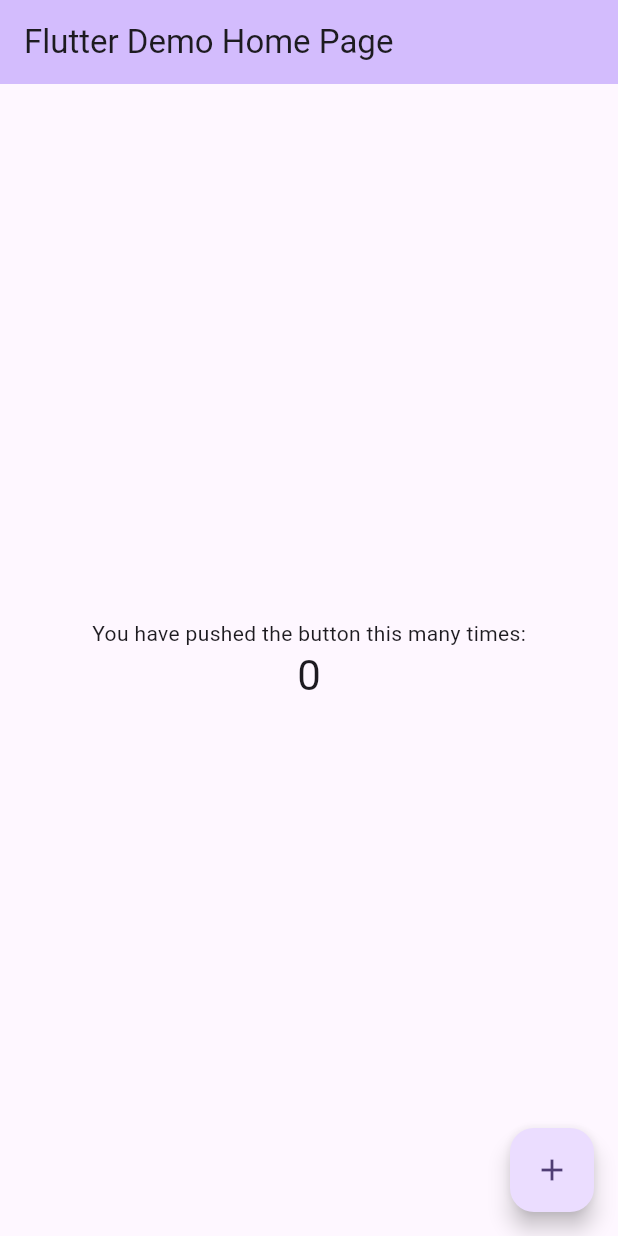
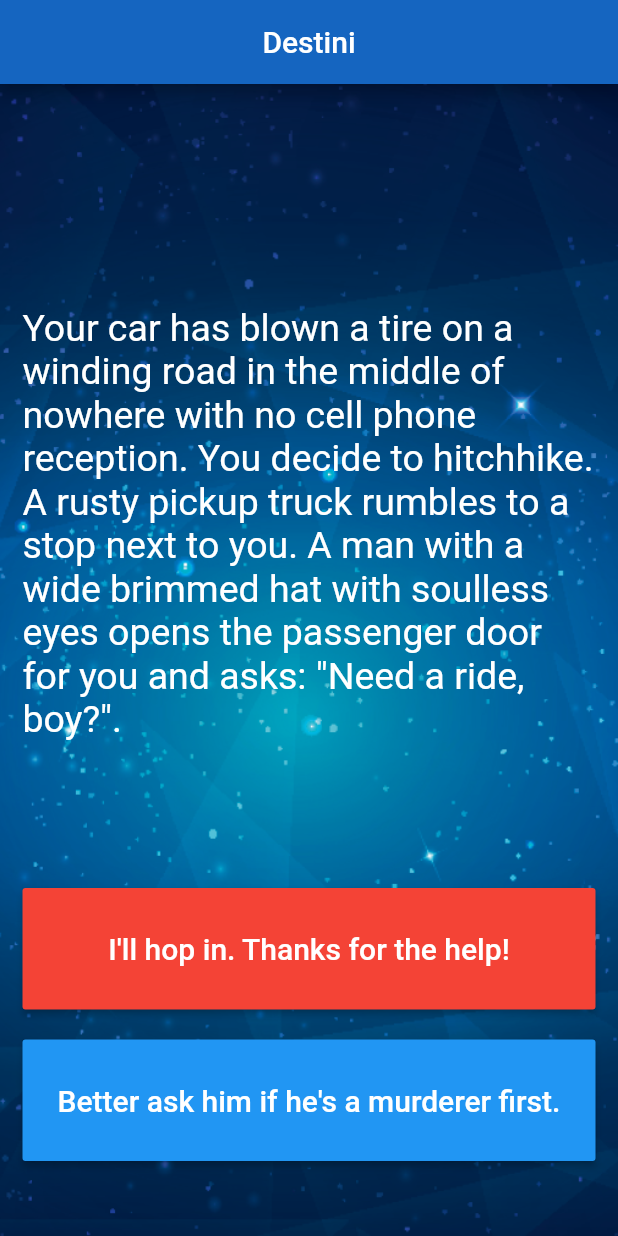
Before and after one commit to manvendrasingh09/Codes, a Flutter app: the screen it shows after launch, on a phone screen of 412 x 824 dp. Run offline on Flutter 3.47's test engine with Material 2 defaults, Android fonts, the phone set to English and light mode, and no system bars; our stand-ins replace audioplayers, rflutter_alert.

Commit message:
using Android Stdio

```diff
--- a/AppDev/destini/lib/main.dart
+++ b/AppDev/destini/lib/main.dart
@@ -1,125 +1,107 @@
 import 'package:flutter/material.dart';
+import 'story_brain.dart';
 
-void main() {
-  runApp(const MyApp());
-}
+void main() => runApp(const Destini());
 
-class MyApp extends StatelessWidget {
-  const MyApp({super.key});
+class Destini extends StatelessWidget {
+  const Destini({super.key});
 
-  // This widget is the root of your application.
   @override
   Widget build(BuildContext context) {
     return MaterialApp(
-      title: 'Flutter Demo',
-      theme: ThemeData(
-        // This is the theme of your application.
-        //
-        // TRY THIS: Try running your application with "flutter run". You'll see
-        // the application has a blue toolbar. Then, without quitting the app,
-        // try changing the seedColor in the colorScheme below to Colors.green
-        // and then invoke "hot reload" (save your changes or press the "hot
-        // reload" button in a Flutter-supported IDE, or press "r" if you used
-        // the command line to start the app).
-        //
-        // Notice that the counter didn't reset back to zero; the application
-        // state is not lost during the reload. To reset the state, use hot
-        // restart instead.
-        //
-        // This works for code too, not just values: Most code changes can be
-        // tested with just a hot reload.
-        colorScheme: ColorScheme.fromSeed(seedColor: Colors.deepPurple),
-        useMaterial3: true,
-      ),
-      home: const MyHomePage(title: 'Flutter Demo Home Page'),
+      theme: ThemeData.dark(),
+      home: const StoryPage(),
     );
   }
 }
 
-class MyHomePage extends StatefulWidget {
-  const MyHomePage({super.key, required this.title});
+StoryBrain storyBrain = StoryBrain();
 
-  // This widget is the home page of your application. It is stateful, meaning
-  // that it has a State object (defined below) that contains fields that affect
-  // how it looks.
-
-  // This class is the configuration for the state. It holds the values (in this
-  // case the title) provided by the parent (in this case the App widget) and
-  // used by the build method of the State. Fields in a Widget subclass are
-  // always marked "final".
-
-  final String title;
+class StoryPage extends StatefulWidget {
+  const StoryPage({super.key});
 
   @override
-  State<MyHomePage> createState() => _MyHomePageState();
+  _StoryPageState createState() => _StoryPageState();
 }
 
-class _MyHomePageState extends State<MyHomePage> {
-  int _counter = 0;
-
-  void _incrementCounter() {
-    setState(() {
-      // This call to setState tells the Flutter framework that something has
-      // changed in this State, which causes it to rerun the build method below
-      // so that the display can reflect the updated values. If we changed
-      // _counter without calling setState(), then the build method would not be
-      // called again, and so nothing would appear to happen.
-      _counter++;
-    });
-  }
-
+class _StoryPageState extends State<StoryPage> {
   @override
   Widget build(BuildContext context) {
-    // This method is rerun every time setState is called, for instance as done
-    // by the _incrementCounter method above.
-    //
-    // The Flutter framework has been optimized to make rerunning build methods
-    // fast, so that you can just rebuild anything that needs updating rather
-    // than having to individually change instances of widgets.
     return Scaffold(
       appBar: AppBar(
-        // TRY THIS: Try changing the color here to a specific color (to
-        // Colors.amber, perhaps?) and trigger a hot reload to see the AppBar
-        // change color while the other colors stay the same.
-        backgroundColor: Theme.of(context).colorScheme.inversePrimary,
-        // Here we take the value from the MyHomePage object that was created by
-        // the App.build method, and use it to set our appbar title.
-        title: Text(widget.title),
+        title: const Center(
+          child: Text('Destini'),
+        ),
+        backgroundColor: Colors.blue[800],
       ),
-      body: Center(
-        // Center is a layout widget. It takes a single child and positions it
-        // in the middle of the parent.
-        child: Column(
-          // Column is also a layout widget. It takes a list of children and
-          // arranges them vertically. By default, it sizes itself to fit its
-          // children horizontally, and tries to be as tall as its parent.
-          //
-          // Column has various properties to control how it sizes itself and
-          // how it positions its children. Here we use mainAxisAlignment to
-          // center the children vertically; the main axis here is the vertical
-          // axis because Columns are vertical (the cross axis would be
-          // horizontal).
-          //
-          // TRY THIS: Invoke "debug painting" (choose the "Toggle Debug Paint"
-          // action in the IDE, or press "p" in the console), to see the
-          // wireframe for each widget.
-          mainAxisAlignment: MainAxisAlignment.center,
-          children: <Widget>[
-            const Text(
-              'You have pushed the button this many times:',
-            ),
-            Text(
-              '$_counter',
-              style: Theme.of(context).textTheme.headlineMedium,
-            ),
-          ],
+      body: Container(
+        decoration: const BoxDecoration(
+          image: DecorationImage(
+            image: AssetImage('images/background.png'),
+            fit: BoxFit.cover,
+          ),
+        ),
+        padding: const EdgeInsets.symmetric(vertical: 50.0, horizontal: 15.0),
+        constraints: const BoxConstraints.expand(),
+        child: SafeArea(
+          child: Column(
+            crossAxisAlignment: CrossAxisAlignment.stretch,
+            children: <Widget>[
+              Expanded(
+                flex: 12,
+                child: Center(
+                  child: Text(
+                    storyBrain.getStory(),
+                    style: const TextStyle(
+                      fontSize: 25.0,
+                    ),
+                  ),
+                ),
+              ),
+              Expanded(
+                flex: 2,
+                child: MaterialButton(
+                  onPressed: () {
+                    setState(() {
+                      storyBrain.nextStory(1);
+                    });
+                  },
+                  color: Colors.red,
+                  child: Text(
+                    storyBrain.getChoice1(),
+                    style: const TextStyle(
+                      fontSize: 20.0,
+                    ),
+                  ),
+                ),
+              ),
+              const SizedBox(
+                height: 20.0,
+              ),
+              Expanded(
+                flex: 2,
+                child: Visibility(
+                  visible: storyBrain.buttonShouldBeVisible(),
+                  child: MaterialButton(
+                    onPressed: () {
+                      setState(() {
+                        storyBrain.nextStory(2);
+                      });
+                    },
+                    color: Colors.blue,
+                    child: Text(
+                      storyBrain.getChoice2(),
+                      style: const TextStyle(
+                        fontSize: 20.0,
+                      ),
+                    ),
+                  ),
+                ),
+              ),
+            ],
+          ),
         ),
       ),
-      floatingActionButton: FloatingActionButton(
-        onPressed: _incrementCounter,
-        tooltip: 'Increment',
-        child: const Icon(Icons.add),
-      ), // This trailing comma makes auto-formatting nicer for build methods.
     );
   }
 }
--- /dev/null
+++ b/AppDev/destini/lib/story.dart
@@ -0,0 +1,6 @@
+class Story {
+  late String storyTitle;
+  late String choice1;
+  late String choice2;
+  Story(this.storyTitle, this.choice1, this.choice2);
+}
```
Also changed, not shown: AppDev/destini/lib/story_brain.dart (added, +73 -0 lines), AppDev/destini/pubspec.yaml (+3 -73 lines), AppDev/Docs/iampoorappicon.png (deleted), AppDev/Docs/manvendra.jpeg (deleted), AppDev/destini/images/background.png (added), 20 other files.
